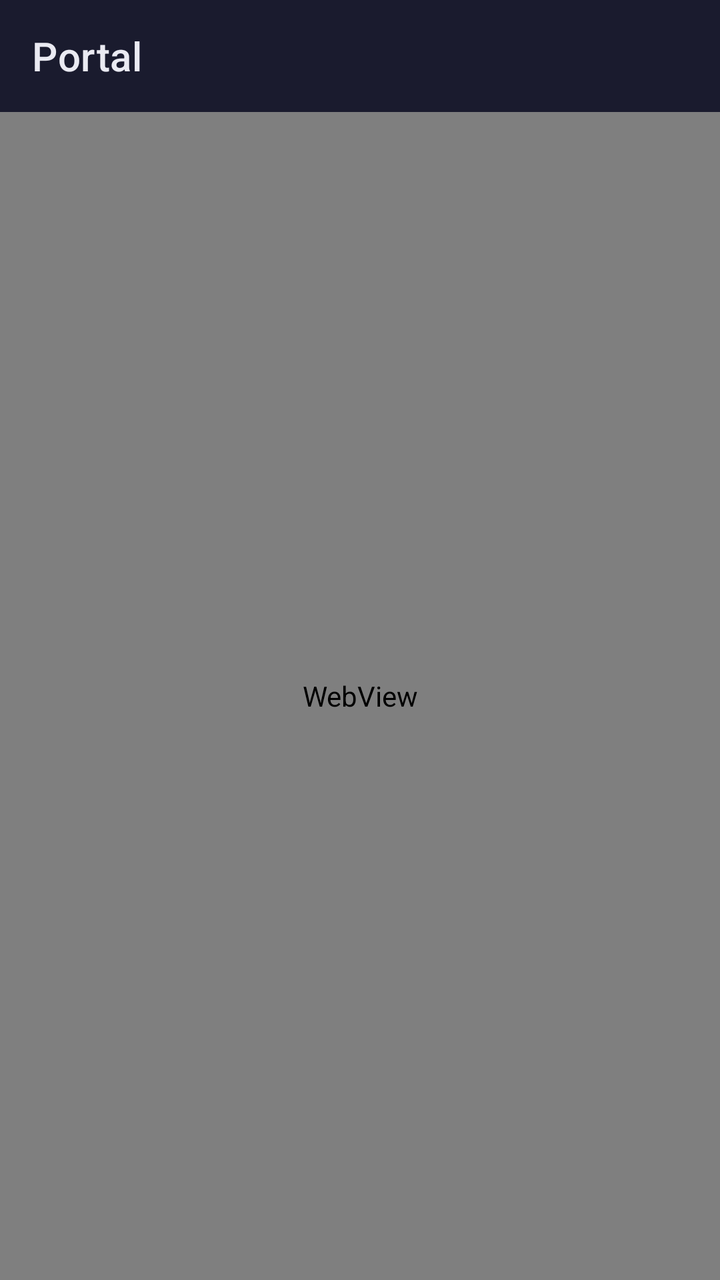
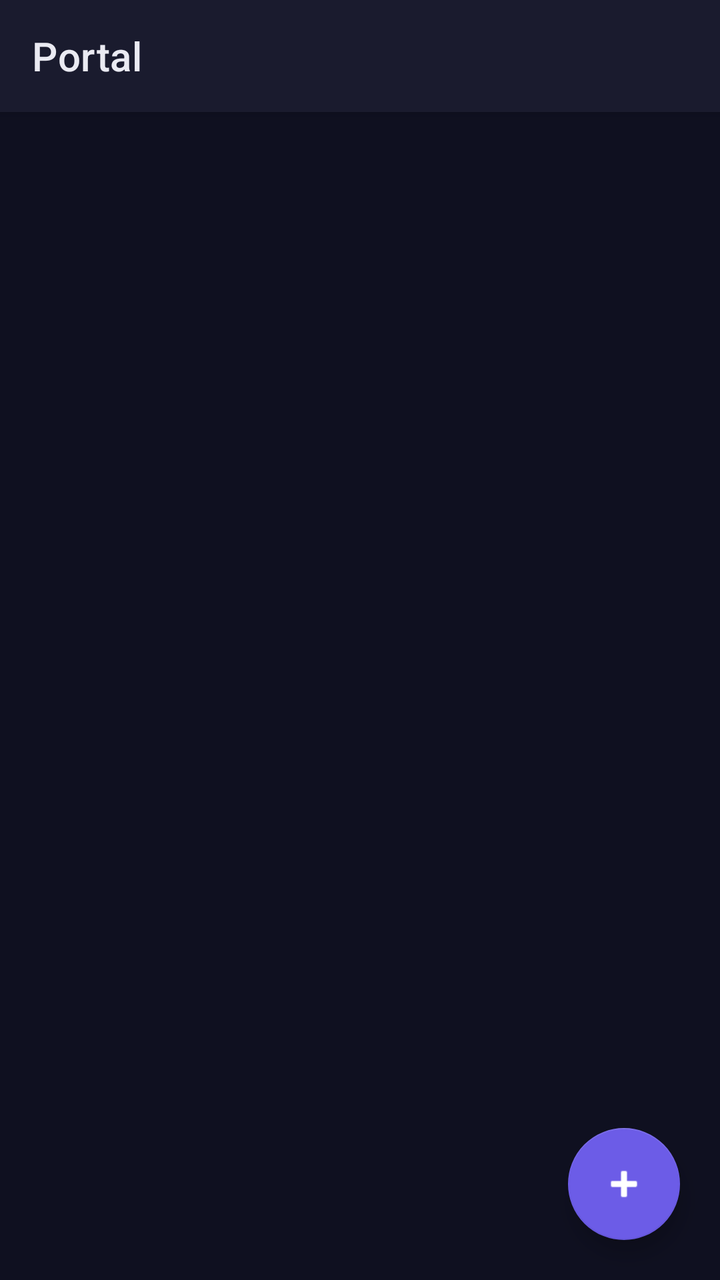

The first picture is an Android layout as it rendered before a commit; the second is the same layout after the commit. The layout source and the unified diff follow.
<!-- AndroidManifest.xml: application theme Theme.Portal -->
<!-- res/layout/activity_main.xml -->
<?xml version="1.0" encoding="utf-8"?>
<androidx.drawerlayout.widget.DrawerLayout xmlns:android="http://schemas.android.com/apk/res/android"
    xmlns:app="http://schemas.android.com/apk/res-auto"
    android:id="@+id/mainDrawerLayout"
    android:layout_width="match_parent"
    android:layout_height="match_parent">

    <LinearLayout
        android:layout_width="match_parent"
        android:layout_height="match_parent"
        android:orientation="vertical">

        <com.google.android.material.appbar.AppBarLayout
            android:layout_width="match_parent"
            android:layout_height="wrap_content"
            android:background="@color/portal_primary">

            <androidx.appcompat.widget.Toolbar
                android:id="@+id/mainToolbar"
                android:layout_width="match_parent"
                android:layout_height="?attr/actionBarSize"
                app:title="@string/app_name"
                app:titleTextColor="@color/portal_on_surface"
                app:subtitleTextColor="@color/portal_muted" />
        </com.google.android.material.appbar.AppBarLayout>

        <ProgressBar
            android:id="@+id/mainProgressBar"
            style="?android:attr/progressBarStyleHorizontal"
            android:layout_width="match_parent"
            android:layout_height="3dp"
            android:max="100"
            android:visibility="gone" />

        <WebView
            android:id="@+id/mainWebView"
            android:layout_width="match_parent"
            android:layout_height="match_parent" />

    </LinearLayout>

    <androidx.recyclerview.widget.RecyclerView
        android:id="@+id/bookmarkList"
        android:layout_width="300dp"
        android:layout_height="match_parent"
        android:layout_gravity="start"
        android:background="@color/portal_surface"
        android:clipToPadding="false"
        android:paddingTop="24dp" />

</androidx.drawerlayout.widget.DrawerLayout>
<!-- resources referenced by this layout -->
<resources>
  <color name="portal_muted">#8A8CA8</color>
  <color name="portal_on_surface">#EAEAF2</color>
  <color name="portal_primary">#1A1B2E</color>
  <color name="portal_surface">#16172A</color>
  <string name="app_name">Portal</string>
  <style name="Theme.Portal" parent="Theme.MaterialComponents.DayNight.NoActionBar">
          <item name="colorPrimary">@color/portal_primary</item>
          <item name="colorPrimaryDark">@color/portal_primary_dark</item>
          <item name="colorAccent">@color/portal_accent</item>
          <item name="android:windowBackground">@color/portal_primary_dark</item>
          <item name="android:statusBarColor">@color/portal_primary_dark</item>
      </style>
  <color name="portal_primary_dark">#0F1020</color>
  <color name="portal_accent">#6C5CE7</color>
</resources>

<!-- the commit's change to res/layout/activity_main.xml (unified diff, before → after) -->
@@ -1,51 +1,41 @@
 <?xml version="1.0" encoding="utf-8"?>
-<androidx.drawerlayout.widget.DrawerLayout xmlns:android="http://schemas.android.com/apk/res/android"
+<androidx.coordinatorlayout.widget.CoordinatorLayout xmlns:android="http://schemas.android.com/apk/res/android"
     xmlns:app="http://schemas.android.com/apk/res-auto"
-    android:id="@+id/mainDrawerLayout"
     android:layout_width="match_parent"
-    android:layout_height="match_parent">
+    android:layout_height="match_parent"
+    android:fitsSystemWindows="true"
+    android:background="@color/portal_primary_dark">
 
-    <LinearLayout
+    <com.google.android.material.appbar.AppBarLayout
+        android:layout_width="match_parent"
+        android:layout_height="wrap_content"
+        android:background="@color/portal_primary">
+        <androidx.appcompat.widget.Toolbar
+            android:id="@+id/mainToolbar"
+            android:layout_width="match_parent"
+            android:layout_height="?attr/actionBarSize"
+            android:theme="@style/ThemeOverlay.MaterialComponents.Dark.ActionBar"
+            app:title="@string/app_name"
+            app:titleTextColor="@color/portal_on_surface" />
+    </com.google.android.material.appbar.AppBarLayout>
+
+    <androidx.recyclerview.widget.RecyclerView
+        android:id="@+id/siteGrid"
         android:layout_width="match_parent"
         android:layout_height="match_parent"
-        android:orientation="vertical">
+        android:clipToPadding="false"
+        android:padding="10dp"
+        android:paddingBottom="96dp"
+        app:layout_behavior="@string/appbar_scrolling_view_behavior" />
 
-        <com.google.android.material.appbar.AppBarLayout
-            android:layout_width="match_parent"
-            android:layout_height="wrap_content"
-            android:background="@color/portal_primary">
-
-            <androidx.appcompat.widget.Toolbar
-                android:id="@+id/mainToolbar"
-                android:layout_width="match_parent"
-                android:layout_height="?attr/actionBarSize"
-                app:title="@string/app_name"
-                app:titleTextColor="@color/portal_on_surface"
-                app:subtitleTextColor="@color/portal_muted" />
-        </com.google.android.material.appbar.AppBarLayout>
-
-        <ProgressBar
-            android:id="@+id/mainProgressBar"
-            style="?android:attr/progressBarStyleHorizontal"
-            android:layout_width="match_parent"
-            android:layout_height="3dp"
-            android:max="100"
-            android:visibility="gone" />
-
-        <WebView
-            android:id="@+id/mainWebView"
-            android:layout_width="match_parent"
-            android:layout_height="match_parent" />
-
-    </LinearLayout>
-
-    <androidx.recyclerview.widget.RecyclerView
-        android:id="@+id/bookmarkList"
-        android:layout_width="300dp"
-        android:layout_height="match_parent"
-        android:layout_gravity="start"
-        android:background="@color/portal_surface"
-        android:clipToPadding="false"
-        android:paddingTop="24dp" />
-
-</androidx.drawerlayout.widget.DrawerLayout>
+    <com.google.android.material.floatingactionbutton.FloatingActionButton
+        android:id="@+id/addFab"
+        android:layout_width="wrap_content"
+        android:layout_height="wrap_content"
+        android:layout_gravity="bottom|end"
+        android:layout_margin="20dp"
+        android:contentDescription="Add site"
+        android:src="@android:drawable/ic_input_add"
+        app:backgroundTint="@color/portal_accent"
+        app:tint="@android:color/white" />
+</androidx.coordinatorlayout.widget.CoordinatorLayout>
<!-- resource entries referenced after the edit -->
@@ -1,16 +1,16 @@
 <!-- resources referenced by this layout -->
 <resources>
-  <color name="portal_muted">#8A8CA8</color>
   <color name="portal_on_surface">#EAEAF2</color>
   <color name="portal_primary">#1A1B2E</color>
-  <color name="portal_surface">#16172A</color>
   <string name="app_name">Portal</string>
   <style name="Theme.Portal" parent="Theme.MaterialComponents.DayNight.NoActionBar">
           <item name="colorPrimary">@color/portal_primary</item>
-          <item name="colorPrimaryDark">@color/portal_primary_dark</item>
+          <item name="colorPrimaryVariant">@color/portal_primary_dark</item>
+          <item name="colorSecondary">@color/portal_accent</item>
           <item name="colorAccent">@color/portal_accent</item>
           <item name="android:windowBackground">@color/portal_primary_dark</item>
           <item name="android:statusBarColor">@color/portal_primary_dark</item>
+          <item name="android:navigationBarColor">@color/portal_primary_dark</item>
       </style>
   <color name="portal_primary_dark">#0F1020</color>
   <color name="portal_accent">#6C5CE7</color>
